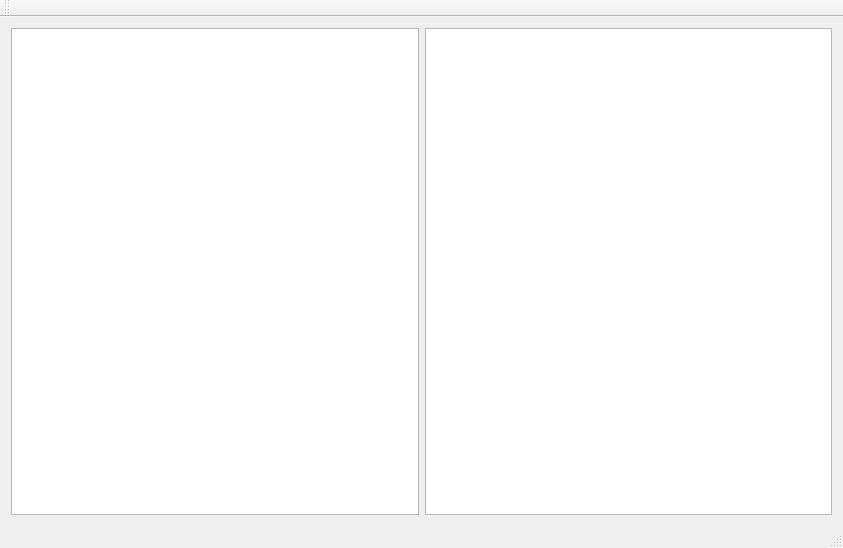
Old version of the form mainwindow.ui in the repository freshertm/QFileManager.
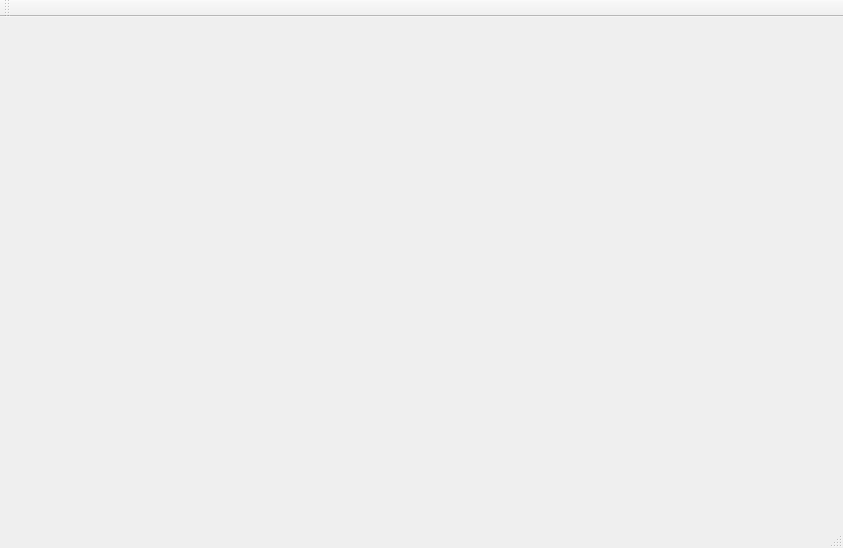
New version of the form.

Diff of the .ui file:
```diff
--- a/mainwindow.ui
+++ b/mainwindow.ui
@@ -14,14 +14,7 @@
    <string>MainWindow</string>
   </property>
   <widget class="QWidget" name="centralWidget">
-   <layout class="QHBoxLayout" name="horizontalLayout">
-    <item>
-     <widget class="QListView" name="leftPanel"/>
-    </item>
-    <item>
-     <widget class="QListView" name="rightPanel"/>
-    </item>
-   </layout>
+   <layout class="QHBoxLayout" name="layout"/>
   </widget>
   <widget class="QMenuBar" name="menuBar">
    <property name="geometry">
```
